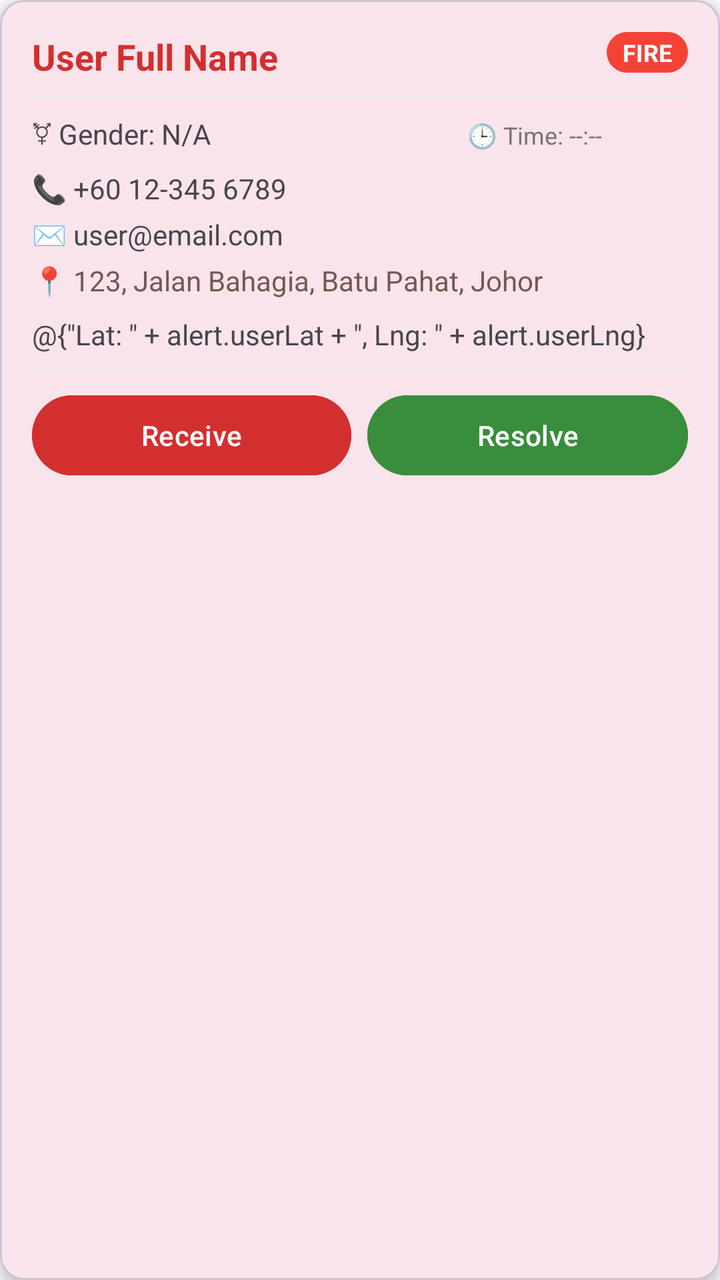
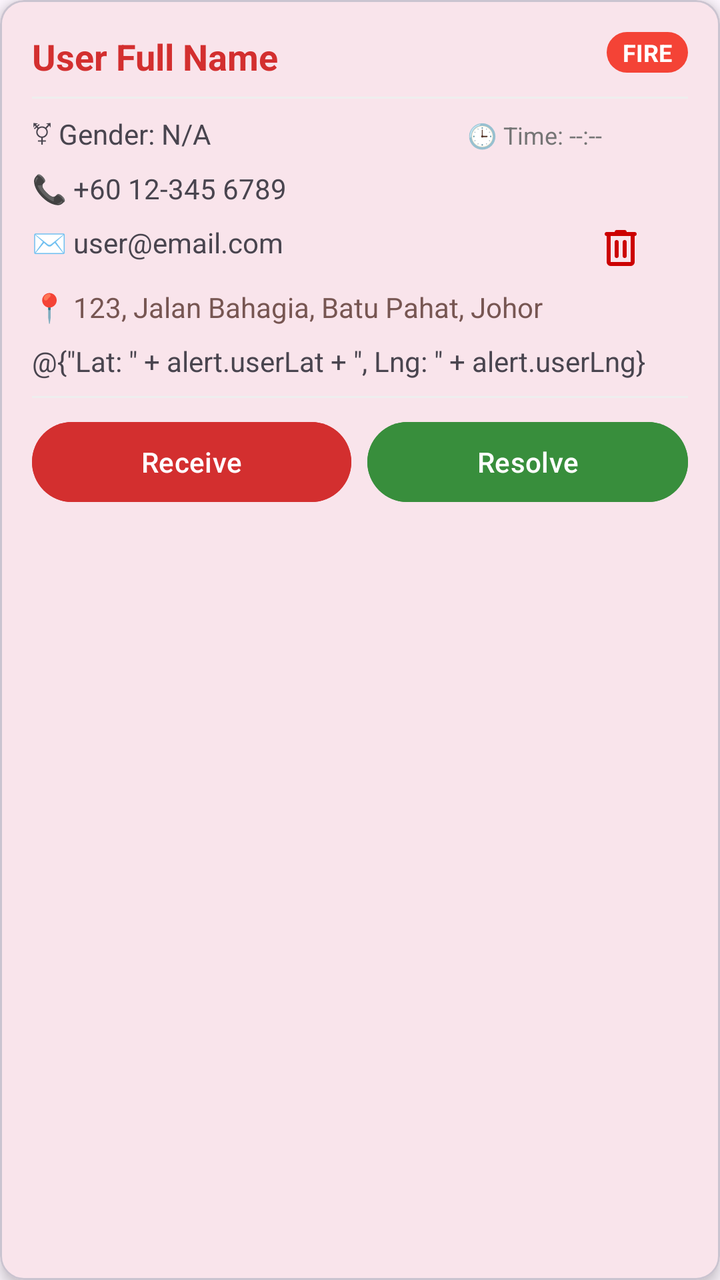

Before-and-after screenshots of an Android layout around one commit, followed by the original layout XML and the change that was made.
<!-- AndroidManifest.xml: application theme Theme.JERAPP -->
<!-- res/layout/item_admin_alert.xml -->
<?xml version="1.0" encoding="utf-8"?>
<com.google.android.material.card.MaterialCardView
    xmlns:android="http://schemas.android.com/apk/res/android"
    xmlns:app="http://schemas.android.com/apk/res-auto"
    android:layout_width="match_parent"
    android:layout_height="wrap_content"
    android:layout_marginHorizontal="12dp"
    android:layout_marginVertical="8dp"
    app:cardCornerRadius="12dp"
    app:cardElevation="4dp"
    android:clickable="true"
    android:focusable="true"
    android:foreground="?attr/selectableItemBackground">

    <LinearLayout
        android:layout_width="match_parent"
        android:layout_height="wrap_content"
        android:orientation="vertical"
        android:padding="16dp">

        <RelativeLayout
            android:layout_width="match_parent"
            android:layout_height="wrap_content">

            <TextView
                android:id="@+id/tvVictimName"
                android:layout_width="wrap_content"
                android:layout_height="wrap_content"
                android:text="User Full Name"
                android:textSize="18sp"
                android:textStyle="bold"
                android:textColor="@color/primary" />

            <TextView
                android:id="@+id/tvEmergencyTag"
                android:layout_width="wrap_content"
                android:layout_height="wrap_content"
                android:layout_alignParentEnd="true"
                android:background="@drawable/bg_tag_red"
                android:paddingHorizontal="8dp"
                android:paddingVertical="2dp"
                android:text="FIRE"
                android:textColor="@color/white"
                android:textSize="12sp"
                android:textStyle="bold" />
        </RelativeLayout>

        <View
            android:layout_width="match_parent"
            android:layout_height="1dp"
            android:layout_marginVertical="8dp"
            android:background="#EEEEEE" />

        <LinearLayout
            android:layout_width="match_parent"
            android:layout_height="wrap_content"
            android:orientation="horizontal"
            android:gravity="end">

            <TextView
                android:id="@+id/tvVictimGender"
                android:layout_width="wrap_content"
                android:layout_height="wrap_content"
                android:text="⚧ Gender: N/A"
                android:layout_weight="3"
                android:layout_marginBottom="8dp"/>

            <TextView
                android:id="@+id/tvTimestamp"
                android:layout_width="wrap_content"
                android:layout_height="wrap_content"
                android:text="🕒 Time: --:--"
                android:layout_alignParentEnd="true"
                android:layout_weight="1"
                android:textColor="#757575"
                android:textSize="12sp"
                android:layout_marginBottom="8dp"/>

        </LinearLayout>

        <TextView
            android:id="@+id/tvVictimPhone"
            android:layout_width="wrap_content"
            android:layout_height="wrap_content"
            android:text="📞 +60 12-345 6789"
            android:layout_marginBottom="4dp"/>

        <TextView
            android:id="@+id/tvVictimEmail"
            android:layout_width="wrap_content"
            android:layout_height="wrap_content"
            android:text="✉️ user@email.com"
            android:layout_marginBottom="4dp"/>

        <TextView
            android:id="@+id/tvVictimAddress"
            android:layout_width="match_parent"
            android:layout_height="wrap_content"
            android:text="📍 123, Jalan Bahagia, Batu Pahat, Johor"
            android:maxLines="2"
            android:ellipsize="end"
            android:textColor="@color/secondary"
            android:layout_marginBottom="8dp"/>

        <TextView
            android:id="@+id/tvCoordinates"
            android:layout_width="match_parent"
            android:layout_height="wrap_content"
            android:text='@{"Lat: " + alert.userLat + ", Lng: " + alert.userLng}' />

        <TextView
            android:id="@+id/statusTextView"
            android:layout_width="match_parent"
            android:layout_height="wrap_content"
            android:text="Status: Arrived"
            android:textColor="#2196F3"
            android:textStyle="bold"
            android:visibility="gone"
            android:layout_marginBottom="8dp"/>

        <View
            android:layout_width="match_parent"
            android:layout_height="1dp"
            android:layout_marginVertical="8dp"
            android:background="#EEEEEE" />

        <LinearLayout
            android:layout_width="match_parent"
            android:layout_height="wrap_content"
            android:orientation="horizontal"
            android:gravity="end">

            <com.google.android.material.button.MaterialButton
                android:id="@+id/btnReceive"
                android:layout_width="wrap_content"
                android:layout_height="wrap_content"
                android:layout_weight="1"
                android:text="Receive"
                android:textColor="@color/background"
                android:backgroundTint="#D32F2F"
                android:layout_marginEnd="8dp" />

            <com.google.android.material.button.MaterialButton
                android:id="@+id/btnResolve"
                android:layout_width="wrap_content"
                android:layout_height="wrap_content"
                android:layout_weight="1"
                android:text="Resolve"
                android:backgroundTint="#388E3C" />
        </LinearLayout>
    </LinearLayout>
</com.google.android.material.card.MaterialCardView>
<!-- resources referenced by this layout -->
<resources>
  <color name="background">#FFFBFF</color>
  <color name="primary">#D32F2F</color>
  <color name="secondary">#775652</color>
  <color name="white">#FFFFFF</color>
  <!-- drawable bg_tag_red (drawable) -->
  <?xml version="1.0" encoding="utf-8"?>
  <shape xmlns:android="http://schemas.android.com/apk/res/android">
      <solid android:color="#F44336" />
      <corners android:radius="16dp" />
  </shape>
  <style name="Theme.JERAPP" parent="Theme.Material3.DayNight.NoActionBar">
          
          <item name="colorPrimary">@color/primary</item>
          <item name="android:statusBarColor">@color/primary</item>
  
          
          <item name="android:windowLightStatusBar">false</item>
  
          
          <item name="android:navigationBarColor">@color/background</item>
          <item name="android:windowLightNavigationBar">true</item>
      </style>
</resources>

<!-- the commit's change to res/layout/item_admin_alert.xml (unified diff, before → after) -->
@@ -83,14 +83,36 @@
             android:layout_width="wrap_content"
             android:layout_height="wrap_content"
             android:text="📞 +60 12-345 6789"
-            android:layout_marginBottom="4dp"/>
+            android:layout_marginBottom="8dp"/>
 
-        <TextView
-            android:id="@+id/tvVictimEmail"
-            android:layout_width="wrap_content"
+        <LinearLayout
+            android:layout_width="match_parent"
             android:layout_height="wrap_content"
-            android:text="✉️ user@email.com"
-            android:layout_marginBottom="4dp"/>
+            android:orientation="horizontal"
+            android:gravity="end">
+
+            <TextView
+                android:id="@+id/tvVictimEmail"
+                android:layout_width="wrap_content"
+                android:layout_height="wrap_content"
+                android:text="✉️ user@email.com"
+                android:layout_weight="5"
+                android:layout_marginBottom="4dp"/>
+
+            <ImageButton
+                android:id="@+id/ivDelete"
+                android:layout_width="40dp"
+                android:layout_height="40dp"
+                android:background="?attr/selectableItemBackgroundBorderless"
+                android:src="@drawable/ic_card_delete"
+                android:contentDescription="Delete Alert"
+                android:layout_weight="1"
+                app:tint="@android:color/holo_red_dark"
+                android:layout_marginTop="-8dp"
+                android:padding="4dp" />
+
+        </LinearLayout>
+
 
         <TextView
             android:id="@+id/tvVictimAddress"
@@ -147,6 +169,7 @@
                 android:layout_weight="1"
                 android:text="Resolve"
                 android:backgroundTint="#388E3C" />
+
         </LinearLayout>
     </LinearLayout>
 </com.google.android.material.card.MaterialCardView>
<!-- resource entries referenced after the edit -->
@@ -10,6 +10,12 @@
       <solid android:color="#F44336" />
       <corners android:radius="16dp" />
   </shape>
+  <!-- drawable ic_card_delete (drawable) -->
+  <vector xmlns:android="http://schemas.android.com/apk/res/android" android:height="24dp" android:tint="#000000" android:viewportHeight="960" android:viewportWidth="960" android:width="24dp">
+        
+      <path android:fillColor="@android:color/white" android:pathData="M280,840Q247,840 223.5,816.5Q200,793 200,760L200,240L200,240Q183,240 171.5,228.5Q160,217 160,200Q160,183 171.5,171.5Q183,160 200,160L360,160L360,160Q360,143 371.5,131.5Q383,120 400,120L560,120Q577,120 588.5,131.5Q600,143 600,160L600,160L760,160Q777,160 788.5,171.5Q800,183 800,200Q800,217 788.5,228.5Q777,240 760,240L760,240L760,760Q760,793 736.5,816.5Q713,840 680,840L280,840ZM680,240L280,240L280,760Q280,760 280,760Q280,760 280,760L680,760Q680,760 680,760Q680,760 680,760L680,240ZM428.5,668.5Q440,657 440,640L440,360Q440,343 428.5,331.5Q417,320 400,320Q383,320 371.5,331.5Q360,343 360,360L360,640Q360,657 371.5,668.5Q383,680 400,680Q417,680 428.5,668.5ZM588.5,668.5Q600,657 600,640L600,360Q600,343 588.5,331.5Q577,320 560,320Q543,320 531.5,331.5Q520,343 520,360L520,640Q520,657 531.5,668.5Q543,680 560,680Q577,680 588.5,668.5ZM280,240L280,240L280,760Q280,760 280,760Q280,760 280,760L280,760Q280,760 280,760Q280,760 280,760L280,240Z"/>
+      
+  </vector>
   <style name="Theme.JERAPP" parent="Theme.Material3.DayNight.NoActionBar">
           
           <item name="colorPrimary">@color/primary</item>
